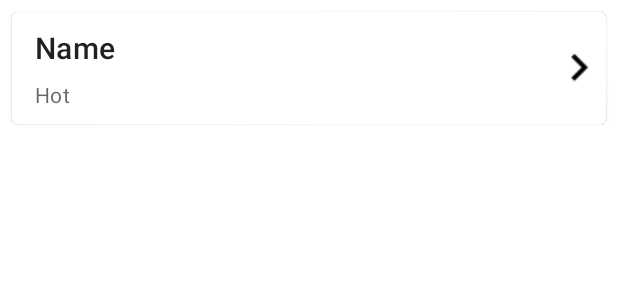
After one commit to lserradi/StockApplication, an Android app: the layout item_list.xml on its own in the app's theme, with its tools: preview values and no code run, on a phone screen of 412 x 824 dp. The commit adds this screen. Shown: the top 300 px of the screen. Run offline under Robolectric (Android 15) with nearby library versions, the phone set to English and light mode, and no system bars.

Commit message:
feature: add xml and resources necessary

```diff
--- /dev/null
+++ b/app/src/main/res/layout/item_list.xml
@@ -0,0 +1,55 @@
+<LinearLayout xmlns:android="http://schemas.android.com/apk/res/android"
+  android:layout_width="match_parent"
+  android:layout_height="wrap_content"
+  android:orientation="vertical">
+
+  <com.google.android.material.card.MaterialCardView
+    android:id="@+id/card"
+    android:layout_width="match_parent"
+    android:layout_height="wrap_content"
+    android:layout_margin="8dp">
+
+    <LinearLayout
+      android:layout_width="match_parent"
+      android:layout_height="wrap_content"
+      android:gravity="center_vertical"
+      android:orientation="horizontal">
+
+      <LinearLayout
+        android:layout_width="0dp"
+        android:layout_height="wrap_content"
+        android:layout_weight="1"
+        android:orientation="vertical"
+        android:paddingStart="15dp"
+        android:paddingTop="10dp"
+        android:paddingEnd="5dp"
+        android:paddingBottom="10dp">
+
+        <TextView
+          android:id="@+id/name"
+          android:layout_width="wrap_content"
+          android:layout_height="wrap_content"
+          android:text="@string/name_stock"
+          android:textAppearance="?attr/textAppearanceHeadline6" />
+
+        <TextView
+          android:id="@+id/hot"
+          android:layout_width="wrap_content"
+          android:layout_height="wrap_content"
+          android:layout_marginTop="8dp"
+          android:text="@string/hot_stock"
+          android:textAppearance="?attr/textAppearanceBody2"
+          android:textColor="?android:attr/textColorSecondary" />
+
+      </LinearLayout>
+
+      <ImageView
+        android:layout_width="wrap_content"
+        android:layout_height="wrap_content"
+        android:src="@drawable/ic_arrow_right_black" />
+
+    </LinearLayout>
+
+  </com.google.android.material.card.MaterialCardView>
+
+</LinearLayout>
--- a/app/src/main/res/values/strings.xml
+++ b/app/src/main/res/values/strings.xml
@@ -1,3 +1,7 @@
 <resources>
-  <string name="app_name">StockApplication</string>
+  <string name="app_name">Stock</string>
+  <string name="name_stock">Name</string>
+  <string name="hot_stock">Hot</string>
+  <string name="ric_code">Ric Code</string>
+  <string name="category">Category</string>
 </resources>
```
Also changed, not shown: app/src/main/res/layout/activity_main.xml (+15 -9 lines), app/src/main/res/drawable/ic_arrow_right_black.png (added), app/src/main/res/drawable/stocks.jpeg (added).
